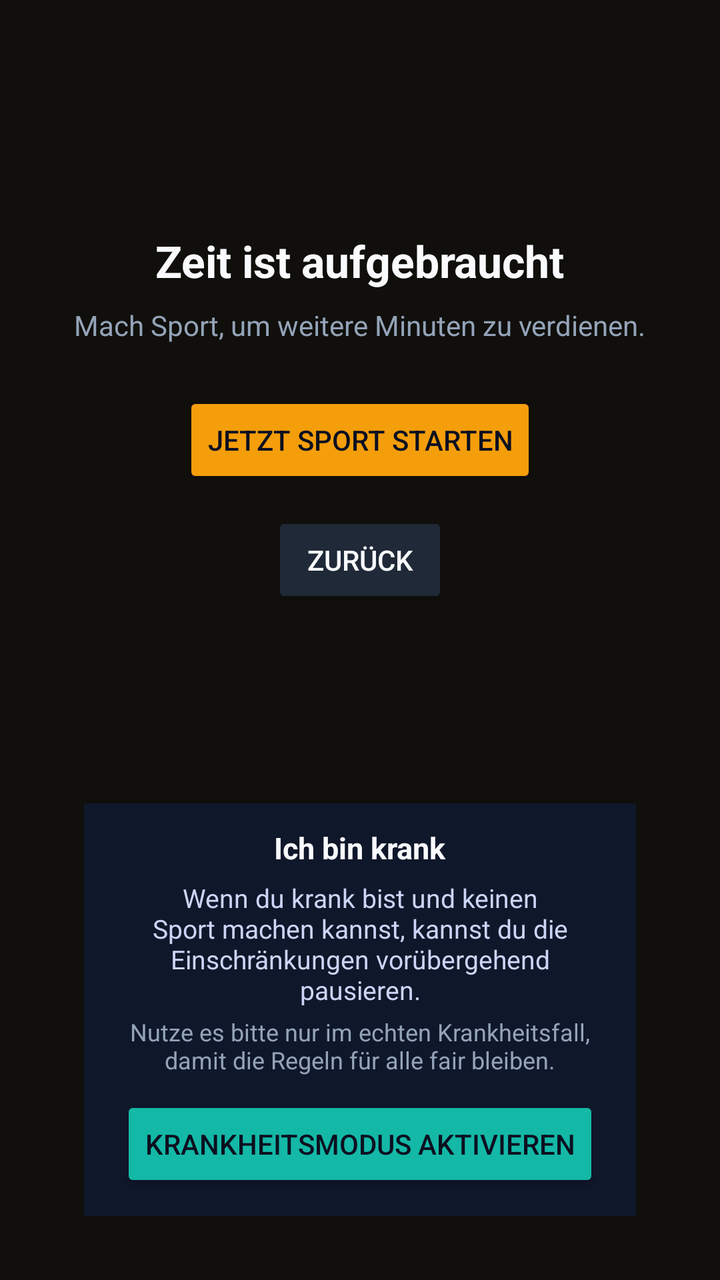
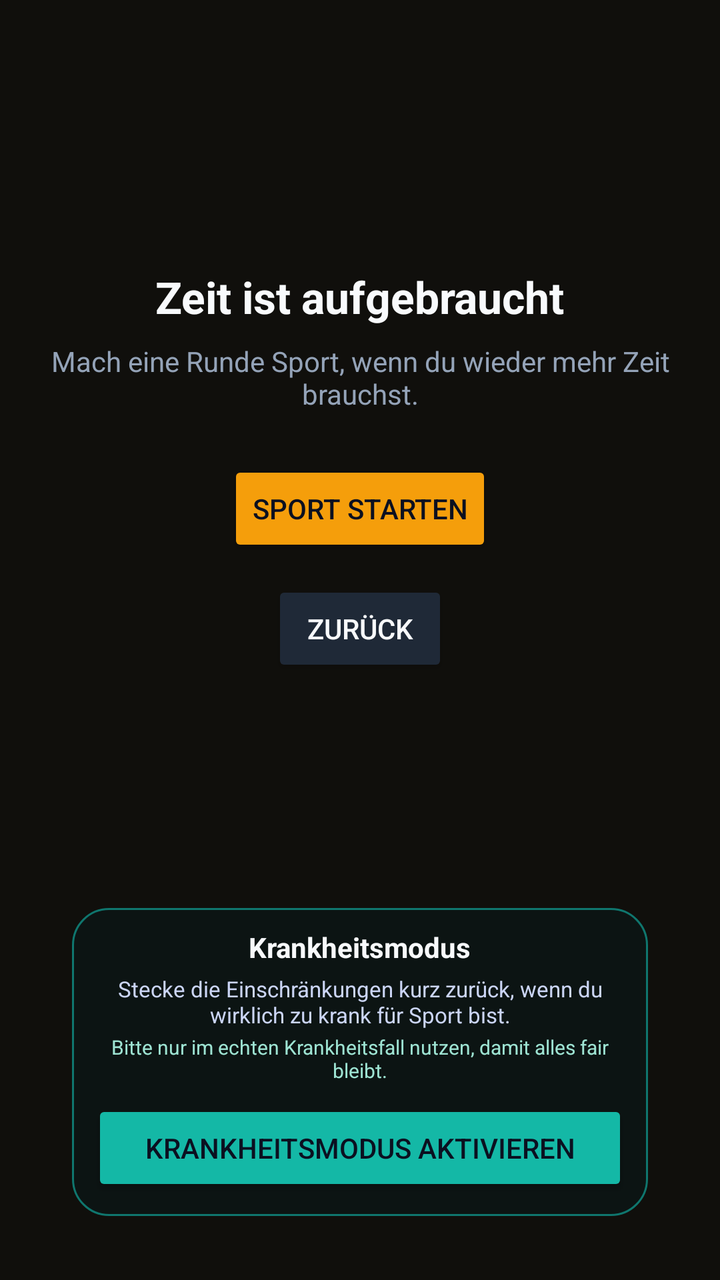

Two renders of the same Android screen: before a commit and after it. Below are the layout's source before the change and the commit's diff.
<!-- AndroidManifest.xml: activity theme Theme.App.Blocker -->
<!-- res/layout/activity_insta_blocker.xml -->
<?xml version="1.0" encoding="utf-8"?>
<LinearLayout xmlns:android="http://schemas.android.com/apk/res/android"
  android:layout_width="match_parent"
  android:layout_height="match_parent"
  android:background="#100f0c"
  android:orientation="vertical"
  android:padding="24dp">

  <LinearLayout
    android:id="@+id/blocker_main_content"
    android:layout_width="match_parent"
    android:layout_height="0dp"
    android:layout_weight="1"
    android:gravity="center"
    android:orientation="vertical">

    <TextView
      android:id="@+id/blocker_title"
      android:layout_width="wrap_content"
      android:layout_height="wrap_content"
      android:text="@string/blocker_title"
      android:textColor="#f8fafc"
      android:textSize="22sp"
      android:textStyle="bold" />

    <TextView
      android:id="@+id/blocker_subtitle"
      android:layout_width="wrap_content"
      android:layout_height="wrap_content"
      android:layout_marginTop="8dp"
      android:text="@string/blocker_subtitle"
      android:textColor="#94a3b8"
      android:textSize="14sp"
      android:gravity="center" />

    <Button
      android:id="@+id/blocker_open_app"
      android:layout_width="wrap_content"
      android:layout_height="wrap_content"
      android:layout_marginTop="24dp"
      android:text="@string/blocker_open_app"
      android:backgroundTint="#f59e0b"
      android:textColor="#0b1020" />

    <Button
      android:id="@+id/blocker_button"
      android:layout_width="wrap_content"
      android:layout_height="wrap_content"
      android:layout_marginTop="12dp"
      android:text="@string/blocker_back"
      android:backgroundTint="#1f2937"
      android:textColor="#f8fafc" />

  </LinearLayout>

  <LinearLayout
    android:id="@+id/blocker_credit_section"
    android:layout_width="match_parent"
    android:layout_height="wrap_content"
    android:layout_marginTop="12dp"
    android:layout_marginBottom="4dp"
    android:layout_marginHorizontal="18dp"
    android:orientation="vertical"
    android:visibility="gone"
    android:padding="12dp"
    android:background="#1b2432"
    android:gravity="center_horizontal">

    <TextView
      android:layout_width="wrap_content"
      android:layout_height="wrap_content"
      android:text="@string/preface_credit_title"
      android:textColor="#f8fafc"
      android:textSize="15sp"
      android:textStyle="bold" />

    <TextView
      android:layout_width="wrap_content"
      android:layout_height="wrap_content"
      android:layout_marginTop="4dp"
      android:text="@string/preface_credit_label"
      android:textColor="#cbd5f5"
      android:textSize="12sp"
      android:gravity="center" />

    <Button
      android:id="@+id/blocker_credit_button"
      android:layout_width="wrap_content"
      android:layout_height="wrap_content"
      android:layout_marginTop="8dp"
      android:text="@string/preface_credit_button"
      android:backgroundTint="#f59e0b"
      android:textColor="#0b1020" />

    <TextView
      android:id="@+id/blocker_credit_penalty"
      android:layout_width="wrap_content"
      android:layout_height="wrap_content"
      android:layout_marginTop="4dp"
      android:text="@string/preface_credit_penalty"
      android:textColor="#f8fafc"
      android:textSize="11sp" />

    <TextView
      android:id="@+id/blocker_credit_lock_notice"
      android:layout_width="wrap_content"
      android:layout_height="wrap_content"
      android:layout_marginTop="6dp"
      android:text="@string/preface_credit_locked"
      android:textColor="#94a3b8"
      android:textSize="10sp"
      android:visibility="gone" />
  </LinearLayout>

  <LinearLayout
    android:id="@+id/blocker_sick_section"
    android:layout_width="match_parent"
    android:layout_height="wrap_content"
    android:layout_marginTop="6dp"
    android:layout_marginBottom="8dp"
    android:layout_marginHorizontal="18dp"
    android:orientation="vertical"
    android:padding="12dp"
    android:background="#0f172a"
    android:gravity="center_horizontal">

    <TextView
      android:layout_width="wrap_content"
      android:layout_height="wrap_content"
      android:text="@string/blocker_sick_title"
      android:textColor="#f8fafc"
      android:textSize="15sp"
      android:textStyle="bold" />

    <TextView
      android:layout_width="wrap_content"
      android:layout_height="wrap_content"
      android:layout_marginTop="6dp"
      android:text="@string/blocker_sick_label"
      android:textColor="#cbd5f5"
      android:textSize="13sp"
      android:gravity="center" />

    <TextView
      android:id="@+id/blocker_sick_hint"
      android:layout_width="wrap_content"
      android:layout_height="wrap_content"
      android:layout_marginTop="4dp"
      android:text="@string/blocker_sick_hint"
      android:textColor="#94a3b8"
      android:textSize="12sp"
      android:gravity="center" />

    <Button
      android:id="@+id/blocker_sick_button"
      android:layout_width="wrap_content"
      android:layout_height="wrap_content"
      android:layout_marginTop="10dp"
      android:text="@string/blocker_sick_button"
      android:backgroundTint="#14b8a6"
      android:textColor="#0b1020" />

    <TextView
      android:id="@+id/blocker_sick_status"
      android:layout_width="wrap_content"
      android:layout_height="wrap_content"
      android:layout_marginTop="6dp"
      android:text="@string/blocker_sick_status"
      android:textColor="#34d399"
      android:textSize="11sp"
      android:visibility="gone" />
  </LinearLayout>
</LinearLayout>
<!-- resources referenced by this layout -->
<resources>
  <string name="blocker_back">Zur\u00fcck</string>
  <string name="blocker_open_app">Jetzt Sport starten</string>
  <string name="blocker_sick_button">Krankheitsmodus aktivieren</string>
  <string name="blocker_sick_hint">Nutze es bitte nur im echten Krankheitsfall, damit die Regeln für alle fair bleiben.</string>
  <string name="blocker_sick_label">Wenn du krank bist und keinen Sport machen kannst, kannst du die Einschränkungen vorübergehend pausieren.</string>
  <string name="blocker_sick_status">Krankheitsmodus aktiv bis %1$s</string>
  <string name="blocker_sick_title">Ich bin krank</string>
  <string name="blocker_subtitle">Mach Sport, um weitere Minuten zu verdienen.</string>
  <string name="blocker_title">Zeit ist aufgebraucht</string>
  <string name="preface_credit_button">10 Minuten Kredit</string>
  <string name="preface_credit_label">Kredit für 10 Minuten</string>
  <string name="preface_credit_locked">Kredit gesperrt bis %1$s</string>
  <string name="preface_credit_penalty">Userfaktoren sind um %1$d%% strenger</string>
  <string name="preface_credit_title">Kredit</string>
  <style name="Theme.App.Blocker" parent="Theme.AppCompat.Light.NoActionBar">
      <item name="android:windowBackground">#0f1114</item>
    </style>
</resources>

<!-- the commit's change to res/layout/activity_insta_blocker.xml (unified diff, before → after) -->
@@ -57,40 +57,43 @@
     android:id="@+id/blocker_credit_section"
     android:layout_width="match_parent"
     android:layout_height="wrap_content"
-    android:layout_marginTop="12dp"
+    android:layout_marginTop="10dp"
     android:layout_marginBottom="4dp"
-    android:layout_marginHorizontal="18dp"
+    android:layout_marginHorizontal="12dp"
     android:orientation="vertical"
     android:visibility="gone"
-    android:padding="12dp"
-    android:background="#1b2432"
-    android:gravity="center_horizontal">
+    android:padding="10dp"
+    android:gravity="center_horizontal"
+    android:background="@drawable/blocker_section_card_credit">
 
     <TextView
       android:layout_width="wrap_content"
       android:layout_height="wrap_content"
       android:text="@string/preface_credit_title"
       android:textColor="#f8fafc"
-      android:textSize="15sp"
+      android:textSize="14sp"
       android:textStyle="bold" />
 
     <TextView
       android:layout_width="wrap_content"
       android:layout_height="wrap_content"
-      android:layout_marginTop="4dp"
+      android:layout_marginTop="3dp"
       android:text="@string/preface_credit_label"
       android:textColor="#cbd5f5"
-      android:textSize="12sp"
+      android:textSize="11sp"
       android:gravity="center" />
 
     <Button
       android:id="@+id/blocker_credit_button"
-      android:layout_width="wrap_content"
+      android:layout_width="match_parent"
       android:layout_height="wrap_content"
-      android:layout_marginTop="8dp"
+      android:layout_marginTop="6dp"
+      android:paddingTop="6dp"
+      android:paddingBottom="6dp"
       android:text="@string/preface_credit_button"
       android:backgroundTint="#f59e0b"
-      android:textColor="#0b1020" />
+      android:textColor="#0b1020"
+      android:textSize="14sp" />
 
     <TextView
       android:id="@+id/blocker_credit_penalty"
@@ -98,14 +101,14 @@
       android:layout_height="wrap_content"
       android:layout_marginTop="4dp"
       android:text="@string/preface_credit_penalty"
-      android:textColor="#f8fafc"
-      android:textSize="11sp" />
+      android:textColor="#d1d5ff"
+      android:textSize="10sp" />
 
     <TextView
       android:id="@+id/blocker_credit_lock_notice"
       android:layout_width="wrap_content"
       android:layout_height="wrap_content"
-      android:layout_marginTop="6dp"
+      android:layout_marginTop="4dp"
       android:text="@string/preface_credit_locked"
       android:textColor="#94a3b8"
       android:textSize="10sp"
@@ -118,56 +121,59 @@
     android:layout_height="wrap_content"
     android:layout_marginTop="6dp"
     android:layout_marginBottom="8dp"
-    android:layout_marginHorizontal="18dp"
+    android:layout_marginHorizontal="12dp"
     android:orientation="vertical"
-    android:padding="12dp"
-    android:background="#0f172a"
-    android:gravity="center_horizontal">
+    android:padding="10dp"
+    android:gravity="center_horizontal"
+    android:background="@drawable/blocker_section_card_sick">
 
     <TextView
       android:layout_width="wrap_content"
       android:layout_height="wrap_content"
       android:text="@string/blocker_sick_title"
       android:textColor="#f8fafc"
-      android:textSize="15sp"
+      android:textSize="14sp"
       android:textStyle="bold" />
 
     <TextView
       android:layout_width="wrap_content"
       android:layout_height="wrap_content"
-      android:layout_marginTop="6dp"
+      android:layout_marginTop="4dp"
       android:text="@string/blocker_sick_label"
       android:textColor="#cbd5f5"
-      android:textSize="13sp"
+      android:textSize="11sp"
       android:gravity="center" />
 
     <TextView
       android:id="@+id/blocker_sick_hint"
       android:layout_width="wrap_content"
       android:layout_height="wrap_content"
-      android:layout_marginTop="4dp"
+      android:layout_marginTop="2dp"
       android:text="@string/blocker_sick_hint"
-      android:textColor="#94a3b8"
-      android:textSize="12sp"
+      android:textColor="#9ee4d3"
+      android:textSize="10sp"
       android:gravity="center" />
 
     <Button
       android:id="@+id/blocker_sick_button"
-      android:layout_width="wrap_content"
+      android:layout_width="match_parent"
       android:layout_height="wrap_content"
-      android:layout_marginTop="10dp"
+      android:layout_marginTop="8dp"
+      android:paddingTop="6dp"
+      android:paddingBottom="6dp"
       android:text="@string/blocker_sick_button"
       android:backgroundTint="#14b8a6"
-      android:textColor="#0b1020" />
+      android:textColor="#0b1020"
+      android:textSize="14sp" />
 
     <TextView
       android:id="@+id/blocker_sick_status"
       android:layout_width="wrap_content"
       android:layout_height="wrap_content"
-      android:layout_marginTop="6dp"
+      android:layout_marginTop="4dp"
       android:text="@string/blocker_sick_status"
       android:textColor="#34d399"
-      android:textSize="11sp"
+      android:textSize="10sp"
       android:visibility="gone" />
   </LinearLayout>
 </LinearLayout>
<!-- resource entries referenced after the edit -->
@@ -1,19 +1,39 @@
 <!-- resources referenced by this layout -->
 <resources>
+  <!-- drawable blocker_section_card_credit (drawable) -->
+  ﻿<?xml version="1.0" encoding="utf-8"?>
+  <shape xmlns:android="http://schemas.android.com/apk/res/android"
+    android:shape="rectangle">
+    <solid android:color="#101724" />
+    <stroke
+      android:width="1dp"
+      android:color="#4b3715" />
+    <corners android:radius="18dp" />
+  </shape>
+  <!-- drawable blocker_section_card_sick (drawable) -->
+  ﻿<?xml version="1.0" encoding="utf-8"?>
+  <shape xmlns:android="http://schemas.android.com/apk/res/android"
+    android:shape="rectangle">
+    <solid android:color="#0c1413" />
+    <stroke
+      android:width="1dp"
+      android:color="#0f766e" />
+    <corners android:radius="18dp" />
+  </shape>
   <string name="blocker_back">Zur\u00fcck</string>
-  <string name="blocker_open_app">Jetzt Sport starten</string>
+  <string name="blocker_open_app">Sport starten</string>
   <string name="blocker_sick_button">Krankheitsmodus aktivieren</string>
-  <string name="blocker_sick_hint">Nutze es bitte nur im echten Krankheitsfall, damit die Regeln für alle fair bleiben.</string>
-  <string name="blocker_sick_label">Wenn du krank bist und keinen Sport machen kannst, kannst du die Einschränkungen vorübergehend pausieren.</string>
-  <string name="blocker_sick_status">Krankheitsmodus aktiv bis %1$s</string>
-  <string name="blocker_sick_title">Ich bin krank</string>
-  <string name="blocker_subtitle">Mach Sport, um weitere Minuten zu verdienen.</string>
+  <string name="blocker_sick_hint">Bitte nur im echten Krankheitsfall nutzen, damit alles fair bleibt.</string>
+  <string name="blocker_sick_label">Stecke die Einschränkungen kurz zurück, wenn du wirklich zu krank für Sport bist.</string>
+  <string name="blocker_sick_status">Krankheitsmodus läuft bis %1$s</string>
+  <string name="blocker_sick_title">Krankheitsmodus</string>
+  <string name="blocker_subtitle">Mach eine Runde Sport, wenn du wieder mehr Zeit brauchst.</string>
   <string name="blocker_title">Zeit ist aufgebraucht</string>
-  <string name="preface_credit_button">10 Minuten Kredit</string>
-  <string name="preface_credit_label">Kredit für 10 Minuten</string>
-  <string name="preface_credit_locked">Kredit gesperrt bis %1$s</string>
-  <string name="preface_credit_penalty">Userfaktoren sind um %1$d%% strenger</string>
-  <string name="preface_credit_title">Kredit</string>
+  <string name="preface_credit_button">10 Minuten dazu nehmen</string>
+  <string name="preface_credit_label">10 Minuten extra, wenn du noch kurz weiterarbeiten willst.</string>
+  <string name="preface_credit_locked">Kredit bis %1$s gesperrt</string>
+  <string name="preface_credit_penalty">Userfaktoren steigen kurzzeitig um %1$d%%, damit alles fair bleibt.</string>
+  <string name="preface_credit_title">Zusätzliche Minuten</string>
   <style name="Theme.App.Blocker" parent="Theme.AppCompat.Light.NoActionBar">
       <item name="android:windowBackground">#0f1114</item>
     </style>
